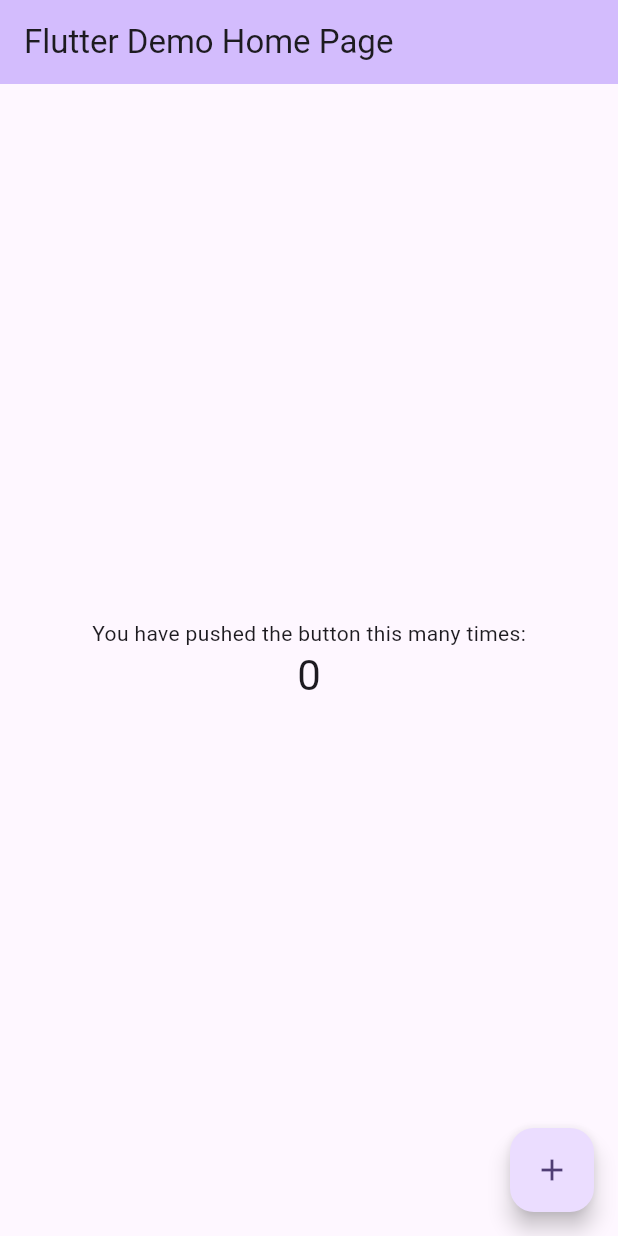
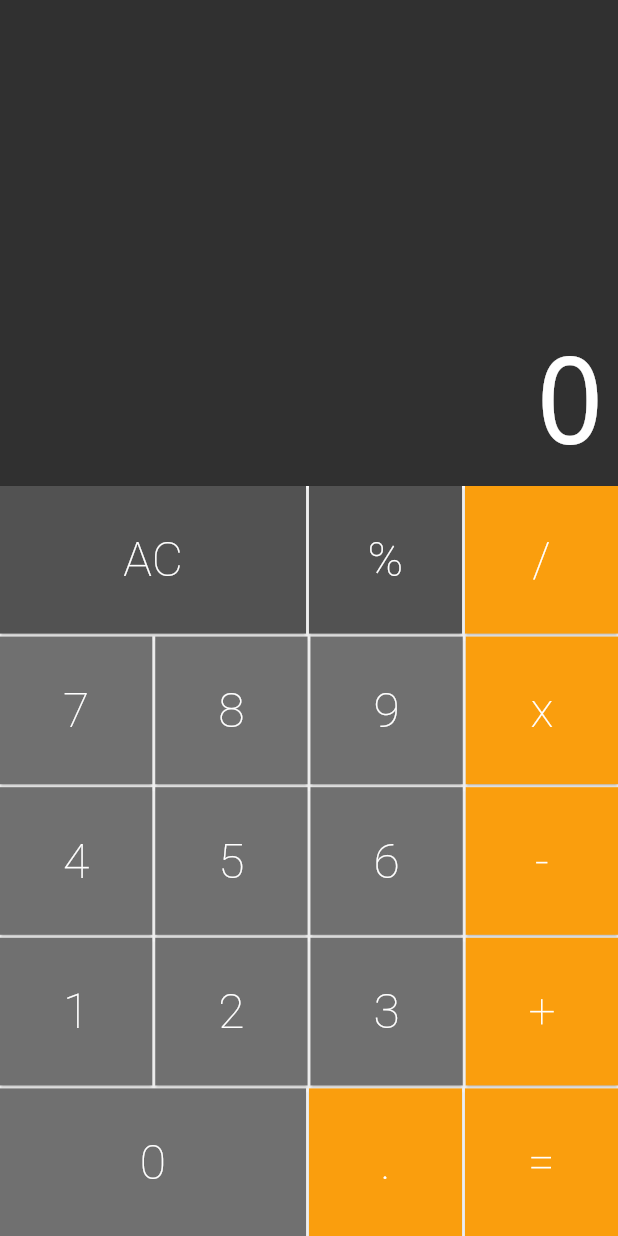
Before and after one commit to GoedertDalmolin/calculator, a Flutter app: the screen it shows after launch, on a phone screen of 412 x 824 dp. Run offline on Flutter 3.47's test engine with Material 3 defaults, Android fonts, the phone set to English and light mode, and no system bars.

Commit message:
Created UI.

```diff
--- /dev/null
+++ b/lib/components/button.dart
@@ -0,0 +1,61 @@
+import 'package:flutter/material.dart';
+
+class Button extends StatelessWidget {
+  static const dark = Color.fromRGBO(82, 82, 82, 1);
+  static const defaultColor = Color.fromRGBO(112, 112, 112, 1);
+  static const operationColor = Color.fromRGBO(250, 158, 13, 1);
+
+  final String text;
+  final bool big;
+  final Color color;
+
+  final void Function(String) callback;
+
+  const Button({
+    super.key,
+    required this.text,
+    this.color = Button.defaultColor,
+    this.big = false,
+    required this.callback,
+  });
+
+  const Button.big({
+    super.key,
+    required this.text,
+    this.color = Button.defaultColor,
+    this.big = true,
+    required this.callback,
+  });
+
+  const Button.operation({
+    super.key,
+    required this.text,
+    this.color = Button.operationColor,
+    this.big = false,
+    required this.callback,
+  });
+
+  @override
+  Widget build(BuildContext context) {
+    return Expanded(
+      flex: big ? 2 : 1,
+      child: ElevatedButton(
+        style: ElevatedButton.styleFrom(
+          backgroundColor: color,
+          shape: const RoundedRectangleBorder(borderRadius: BorderRadius.zero),
+        ),
+        onPressed: () {
+          callback(text);
+        },
+        child: Text(
+          text,
+          style: const TextStyle(
+            color: Colors.white,
+            fontSize: 32,
+            fontWeight: FontWeight.w200,
+          ),
+        ),
+      ),
+    );
+  }
+}
--- /dev/null
+++ b/lib/components/button_row.dart
@@ -0,0 +1,29 @@
+import 'package:calculator/components/button.dart';
+import 'package:flutter/material.dart';
+
+class ButtonRow extends StatelessWidget {
+  final List<Button> buttons;
+
+  const ButtonRow({super.key, required this.buttons});
+
+  @override
+  Widget build(BuildContext context) {
+    return Expanded(
+      flex: 1,
+      child: Row(
+        crossAxisAlignment: CrossAxisAlignment.stretch,
+        children: buttons.fold(<Widget>[], (previousValue, element) {
+          previousValue.isEmpty
+              ? previousValue.add(element)
+              : previousValue.addAll([
+                  const SizedBox(
+                    width: 2,
+                  ),
+                  element
+                ]);
+          return previousValue;
+        }),
+      ),
+    );
+  }
+}
--- /dev/null
+++ b/lib/components/display.dart
@@ -0,0 +1,40 @@
+import 'package:flutter/material.dart';
+
+class Display extends StatelessWidget {
+  final String text;
+
+  const Display({super.key, required this.text});
+
+  @override
+  Widget build(BuildContext context) {
+    return Expanded(
+      flex: 1,
+      child: Container(
+        color: const Color.fromRGBO(48, 48, 48, 1),
+        child: Column(
+          mainAxisAlignment: MainAxisAlignment.end,
+          crossAxisAlignment: CrossAxisAlignment.stretch,
+          children: [
+            Padding(
+              padding: const EdgeInsets.all(8.0),
+              child: FittedBox(
+                alignment: Alignment.bottomRight,
+                fit: BoxFit.scaleDown,
+                child: Text(
+                  text,
+                  textAlign: TextAlign.end,
+                  style: const TextStyle(
+                    fontWeight: FontWeight.w100,
+                    decoration: TextDecoration.none,
+                    fontSize: 80,
+                    color: Colors.white,
+                  ),
+                ),
+              ),
+            ),
+          ],
+        ),
+      ),
+    );
+  }
+}
--- /dev/null
+++ b/lib/components/keyboard.dart
@@ -0,0 +1,62 @@
+import 'package:calculator/components/button.dart';
+import 'package:calculator/components/button_row.dart';
+import 'package:flutter/material.dart';
+
+class KeyBoard extends StatelessWidget {
+  const KeyBoard({super.key, required this.callback});
+
+  final void Function(String) callback;
+
+  @override
+  Widget build(BuildContext context) {
+    return SizedBox(
+      height: 500,
+      child: Column(
+        children: [
+          ButtonRow(
+            buttons: [
+              Button(text: 'AC', big: true, color: Button.dark, callback: callback),
+              Button(text: '%', color: Button.dark, callback: callback),
+              Button.operation(text: '/', callback: callback),
+            ],
+          ),
+          const SizedBox(height: 2, ),
+          ButtonRow(
+            buttons: [
+              Button(text: '7', callback: callback),
+              Button(text: '8', callback: callback),
+              Button(text: '9', callback: callback),
+              Button.operation(text: 'x', callback: callback),
+            ],
+          ),
+          const SizedBox(height: 2, ),
+          ButtonRow(
+            buttons: [
+              Button(text: '4', callback: callback),
+              Button(text: '5', callback: callback),
+              Button(text: '6', callback: callback),
+              Button.operation(text: '-', callback: callback),
+            ],
+          ),
+          const SizedBox(height: 2, ),
+          ButtonRow(
+            buttons: [
+              Button(text: '1', callback: callback),
+              Button(text: '2', callback: callback),
+              Button(text: '3', callback: callback),
+              Button.operation(text: '+', callback: callback),
+            ],
+          ),
+          const SizedBox(height: 2, ),
+          ButtonRow(
+            buttons: [
+              Button(text: '0', big: true, callback: callback),
+              Button.operation(text: '.', callback: callback),
+              Button.operation(text: '=', callback: callback),
+            ],
+          ),
+        ],
+      ),
+    );
+  }
+}
--- a/lib/main.dart
+++ b/lib/main.dart
@@ -1,125 +1,6 @@
+import 'package:calculator/screens/calculator.dart';
 import 'package:flutter/material.dart';
 
 void main() {
-  runApp(const MyApp());
+  runApp(const Calculator());
 }
-
-class MyApp extends StatelessWidget {
-  const MyApp({super.key});
-
-  // This widget is the root of your application.
-  @override
-  Widget build(BuildContext context) {
-    return MaterialApp(
-      title: 'Flutter Demo',
-      theme: ThemeData(
-        // This is the theme of your application.
-        //
-        // TRY THIS: Try running your application with "flutter run". You'll see
-        // the application has a purple toolbar. Then, without quitting the app,
-        // try changing the seedColor in the colorScheme below to Colors.green
-        // and then invoke "hot reload" (save your changes or press the "hot
-        // reload" button in a Flutter-supported IDE, or press "r" if you used
-        // the command line to start the app).
-        //
-        // Notice that the counter didn't reset back to zero; the application
-        // state is not lost during the reload. To reset the state, use hot
-        // restart instead.
-        //
-        // This works for code too, not just values: Most code changes can be
-        // tested with just a hot reload.
-        colorScheme: ColorScheme.fromSeed(seedColor: Colors.deepPurple),
-        useMaterial3: true,
-      ),
-      home: const MyHomePage(title: 'Flutter Demo Home Page'),
-    );
-  }
-}
-
-class MyHomePage extends StatefulWidget {
-  const MyHomePage({super.key, required this.title});
-
-  // This widget is the home page of your application. It is stateful, meaning
-  // that it has a State object (defined below) that contains fields that affect
-  // how it looks.
-
-  // This class is the configuration for the state. It holds the values (in this
-  // case the title) provided by the parent (in this case the App widget) and
-  // used by the build method of the State. Fields in a Widget subclass are
-  // always marked "final".
-
-  final String title;
-
-  @override
-  State<MyHomePage> createState() => _MyHomePageState();
-}
-
-class _MyHomePageState extends State<MyHomePage> {
-  int _counter = 0;
-
-  void _incrementCounter() {
-    setState(() {
-      // This call to setState tells the Flutter framework that something has
-      // changed in this State, which causes it to rerun the build method below
-      // so that the display can reflect the updated values. If we changed
-      // _counter without calling setState(), then the build method would not be
-      // called again, and so nothing would appear to happen.
-      _counter++;
-    });
-  }
-
-  @override
-  Widget build(BuildContext context) {
-    // This method is rerun every time setState is called, for instance as done
-    // by the _incrementCounter method above.
-    //
-    // The Flutter framework has been optimized to make rerunning build methods
-    // fast, so that you can just rebuild anything that needs updating rather
-    // than having to individually change instances of widgets.
-    return Scaffold(
-      appBar: AppBar(
-        // TRY THIS: Try changing the color here to a specific color (to
-        // Colors.amber, perhaps?) and trigger a hot reload to see the AppBar
-        // change color while the other colors stay the same.
-        backgroundColor: Theme.of(context).colorScheme.inversePrimary,
-        // Here we take the value from the MyHomePage object that was created by
-        // the App.build method, and use it to set our appbar title.
-        title: Text(widget.title),
-      ),
-      body: Center(
-        // Center is a layout widget. It takes a single child and positions it
-        // in the middle of the parent.
-        child: Column(
-          // Column is also a layout widget. It takes a list of children and
-          // arranges them vertically. By default, it sizes itself to fit its
-          // children horizontally, and tries to be as tall as its parent.
-          //
-          // Column has various properties to control how it sizes itself and
-          // how it positions its children. Here we use mainAxisAlignment to
-          // center the children vertically; the main axis here is the vertical
-          // axis because Columns are vertical (the cross axis would be
-          // horizontal).
-          //
-          // TRY THIS: Invoke "debug painting" (choose the "Toggle Debug Paint"
-          // action in the IDE, or press "p" in the console), to see the
-          // wireframe for each widget.
-          mainAxisAlignment: MainAxisAlignment.center,
-          children: <Widget>[
-            const Text(
-              'You have pushed the button this many times:',
-            ),
-            Text(
-              '$_counter',
-              style: Theme.of(context).textTheme.headlineMedium,
-            ),
-          ],
-        ),
-      ),
-      floatingActionButton: FloatingActionButton(
-        onPressed: _incrementCounter,
-        tooltip: 'Increment',
-        child: const Icon(Icons.add),
-      ), // This trailing comma makes auto-formatting nicer for build methods.
-    );
-  }
-}
--- /dev/null
+++ b/lib/models/memory.dart
@@ -0,0 +1,19 @@
+class Memory {
+  String _value = '0';
+
+  applyCommand(String command) {
+    if (command == 'AC') {
+      _allClear();
+    } else {
+      _value += command;
+    }
+  }
+
+  _allClear() {
+    _value = '0';
+  }
+
+  String get value {
+    return _value;
+  }
+}
--- /dev/null
+++ b/lib/screens/calculator.dart
@@ -0,0 +1,33 @@
+import 'package:calculator/components/display.dart';
+import 'package:calculator/components/keyboard.dart';
+import 'package:calculator/models/memory.dart';
+import 'package:flutter/material.dart';
+
+class Calculator extends StatefulWidget {
+  const Calculator({super.key});
+
+  @override
+  State<Calculator> createState() => _CalculatorState();
+}
+
+class _CalculatorState extends State<Calculator> {
+  final memory = Memory();
+
+  _onPressedKeyBoard(String txt) {
+    setState(() {
+      memory.applyCommand(txt);
+    });
+  }
+
+  @override
+  Widget build(BuildContext context) {
+    return MaterialApp(
+      home: Column(
+        children: [
+          Display(text: memory.value),
+          KeyBoard(callback: _onPressedKeyBoard),
+        ],
+      ),
+    );
+  }
+}
```
Also changed, not shown: 1 other file.
